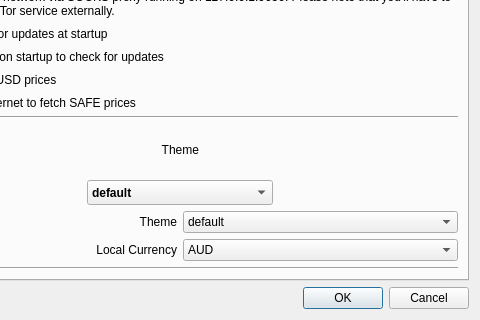
The window that src/settings.ui (OleksandrBlack/safecoin-qt-wallet) describes before a commit, drawn with Qt 5; both pictures show x 120 to 600 and y 290 to 610 of the 600 by 610 pixel window.
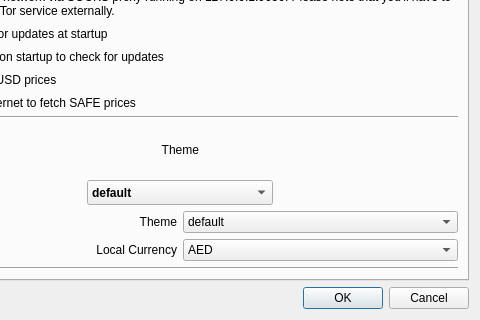
The same window after the commit. The open tabs and pages were chosen to show the change. Icons and pictures are not drawn.

Commit message: Add aed+ars

What changed in the file:
```diff
--- a/src/settings.ui
+++ b/src/settings.ui
@@ -202,6 +202,16 @@
          <verstretch>0</verstretch>
         </sizepolicy>
        </property>
+       <item>
+        <property name="text">
+         <string>AED</string>
+        </property>
+       </item>
+       <item>
+        <property name="text">
+         <string>ARS</string>
+        </property>
+       </item>
        <item>
         <property name="text">
          <string>AUD</string>
```
